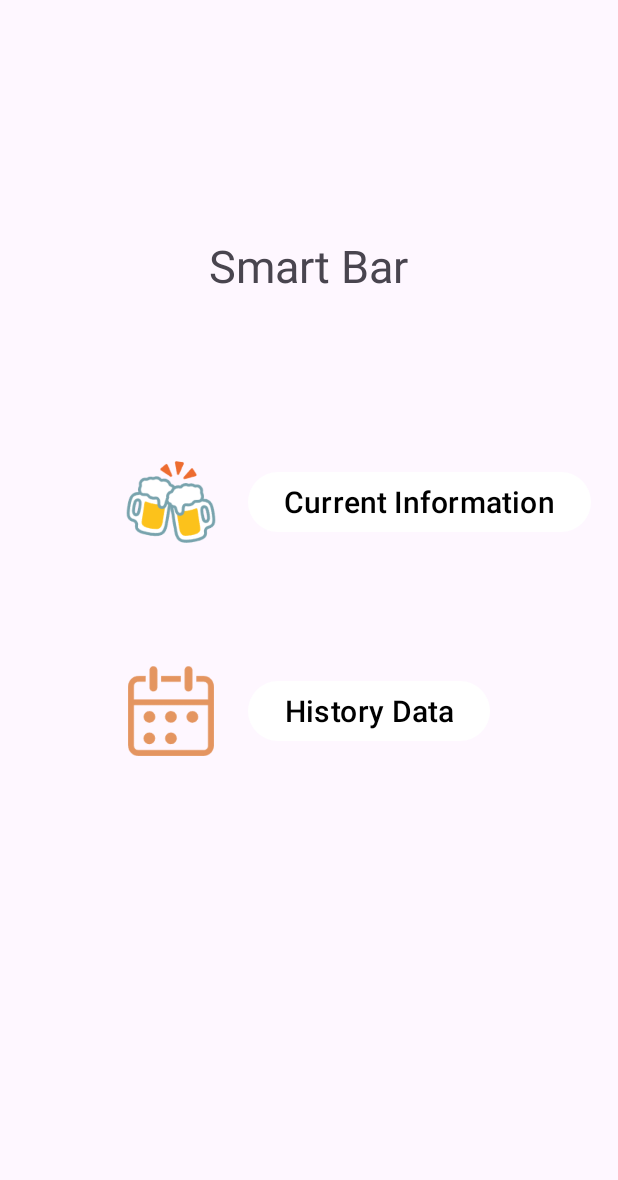
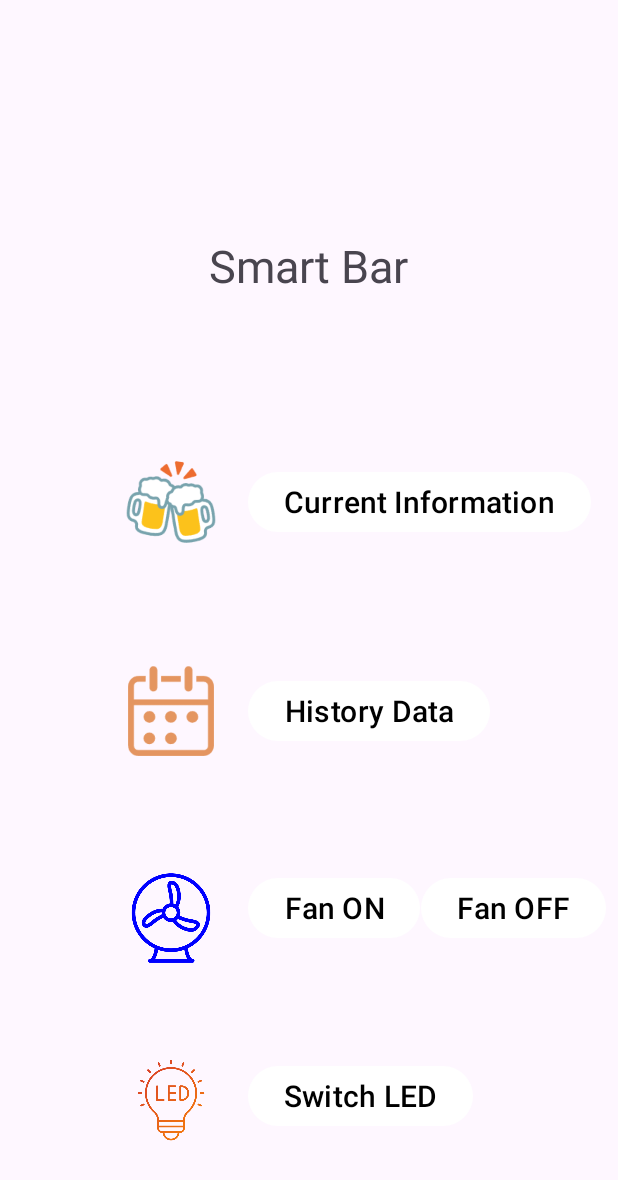
Before and after one commit to mengmengdm/ee2project, an Android app: the screen it shows after launch (MainActivity), on a phone screen of 412 x 824 dp. Shown: the top 1180 px of the screen. Run offline under Robolectric (Android 15) with nearby library versions, the phone set to English and light mode, and no system bars.

Commit message:
adding two buttons

```diff
--- a/app/src/main/java/com/example/myapplication/Geturl.java
+++ b/app/src/main/java/com/example/myapplication/Geturl.java
@@ -11,7 +11,7 @@ import com.google.gson.Gson;
 
 public class Geturl {
     public static Response getRespone(final String url) {
-        // 在新线程中执行网络请求
+        // get http in a new thread
         final Response[] response = {null};
         new Thread(new Runnable() {
             @Override
@@ -29,10 +29,10 @@ public class Geturl {
             }
         }).start();
 
-        // 等待响应完成
+        // wait for the previous works are done
         while (response[0] == null) {
             try {
-                Thread.sleep(100); // 等待100毫秒
+                Thread.sleep(100); // wait
             } catch (InterruptedException e) {
                 e.printStackTrace();
             }
@@ -54,7 +54,7 @@ public class Geturl {
                 e.printStackTrace();
             }
         } else {
-            // 处理请求失败的情况
+            // http request failed
             Log.e("HTTP_ERROR", "Unexpected code " + response);
         }
         return null;
--- a/app/src/main/java/com/example/myapplication/MainActivity.java
+++ b/app/src/main/java/com/example/myapplication/MainActivity.java
@@ -27,6 +27,9 @@ public class MainActivity extends AppCompatActivity {
 
         Button mybutton1 = findViewById(R.id.button_go_to_current);
         Button mybutton2 = findViewById(R.id.button_go_to_history);
+        Button mybutton3 = findViewById(R.id.fanon);
+        Button mybutton4 = findViewById(R.id.fanoff);
+        Button mybutton5 = findViewById(R.id.switchled);
         // listening on button1
         mybutton1.setOnClickListener(new View.OnClickListener() {
             @Override
@@ -45,5 +48,24 @@ public class MainActivity extends AppCompatActivity {
                 startActivity(intent);
             }
         });
+
+        mybutton3.setOnClickListener(new View.OnClickListener() {
+            @Override
+            public void onClick(View v) {
+                Geturl.getRespone("https://studev.groept.be/api/a23ib2c03/update_fan/1");
+            }
+        });
+        mybutton4.setOnClickListener(new View.OnClickListener() {
+            @Override
+            public void onClick(View v) {
+                Geturl.getRespone("https://studev.groept.be/api/a23ib2c03/update_fan/0");
+            }
+        });
+        mybutton5.setOnClickListener(new View.OnClickListener() {
+            @Override
+            public void onClick(View v) {
+                Geturl.getRespone("https://studev.groept.be/api/a23ib2c03/update_fan/0");
+            }
+        });
     }
 }
--- a/app/src/main/java/com/example/myapplication/activity_current_information.java
+++ b/app/src/main/java/com/example/myapplication/activity_current_information.java
@@ -55,7 +55,7 @@ public class activity_current_information extends AppCompatActivity {
                 people_value.setText(dataArray[0].getPeople());
                 noise_value.setText(dataArray[0].getSound());
                 // delay 5s and refresh again
-                mHandler.postDelayed(this, 5000);
+                mHandler.postDelayed(this, 2000);
             }
         };
         mHandler.post(mRunnable);
--- a/app/src/main/res/layout/activity_current_information2.xml
+++ b/app/src/main/res/layout/activity_current_information2.xml
@@ -127,8 +127,8 @@
 
     <TextView
         android:id="@+id/temperature_value"
-        android:layout_width="78dp"
-        android:layout_height="27dp"
+        android:layout_width="wrap_content"
+        android:layout_height="wrap_content"
         android:layout_marginTop="5dp"
         android:text="0"
         android:textSize="20dp"
@@ -138,8 +138,8 @@
 
     <TextView
         android:id="@+id/humidity_value"
-        android:layout_width="58dp"
-        android:layout_height="33dp"
+        android:layout_width="wrap_content"
+        android:layout_height="wrap_content"
         android:text="30"
         android:textSize="20dp"
         app:layout_constraintTop_toBottomOf="@id/humiditytext"
@@ -151,7 +151,7 @@
         android:id="@+id/noise_value"
         android:layout_width="wrap_content"
         android:layout_height="wrap_content"
-        android:text="noisy"
+        android:text="56.2"
         android:textSize="20dp"
         app:layout_constraintTop_toBottomOf="@id/noisetext"
         app:layout_constraintStart_toStartOf="@id/nrOfPeople"
--- a/app/src/main/res/layout/activity_main.xml
+++ b/app/src/main/res/layout/activity_main.xml
@@ -36,6 +36,47 @@
         app:layout_constraintBottom_toBottomOf="parent"
         app:layout_constraintVertical_bias="0.3"/>
 
+    <Button
+        android:id="@+id/fanon"
+        android:layout_width="wrap_content"
+        android:layout_height="wrap_content"
+        android:text="Fan ON"
+        android:textColor="#000000"
+        android:textSize="20dp"
+        app:backgroundTint="#FFFFFF"
+        app:layout_constraintStart_toStartOf="@+id/button_go_to_history"
+        app:layout_constraintTop_toBottomOf="@+id/button_go_to_history"
+        app:layout_constraintBottom_toBottomOf="parent"
+        app:layout_constraintVertical_bias="0.3"/>
+
+    <Button
+        android:id="@+id/fanoff"
+        android:layout_width="wrap_content"
+        android:layout_height="wrap_content"
+        android:text="Fan OFF"
+        android:textColor="#000000"
+        android:textSize="20dp"
+        app:backgroundTint="#FFFFFF"
+        app:layout_constraintStart_toEndOf="@+id/fanon"
+        app:layout_constraintEnd_toEndOf="parent"
+        app:layout_constraintHorizontal_bias="0.1"
+        app:layout_constraintTop_toBottomOf="@+id/button_go_to_history"
+        app:layout_constraintBottom_toBottomOf="parent"
+        app:layout_constraintVertical_bias="0.3"/>
+
+    <Button
+        android:id="@+id/switchled"
+        android:layout_width="wrap_content"
+        android:layout_height="wrap_content"
+        android:text="Switch LED"
+        android:textColor="#000000"
+        android:textSize="20dp"
+        app:backgroundTint="#FFFFFF"
+        app:layout_constraintStart_toStartOf="@+id/fanon"
+        app:layout_constraintHorizontal_bias="0.1"
+        app:layout_constraintTop_toTopOf="@+id/led"
+        app:layout_constraintBottom_toBottomOf="@id/led"
+        app:layout_constraintVertical_bias="0.3"/>
 
     <TextView
         android:layout_width="wrap_content"
@@ -72,6 +113,28 @@
         app:layout_constraintHorizontal_bias="0.8"
          />
 
+    <ImageView
+        android:id="@+id/fan"
+        android:layout_width="60dp"
+        android:layout_height="60dp"
+        android:src="@drawable/fan"
+        app:layout_constraintStart_toStartOf="@+id/Calendar"
+        app:layout_constraintTop_toBottomOf="@id/Calendar"
+        app:layout_constraintBottom_toBottomOf="parent"
+        app:layout_constraintVertical_bias="0.3"
+        app:tint="@color/blue"
+        />
+    <ImageView
+        android:id="@+id/led"
+        android:layout_width="60dp"
+        android:layout_height="60dp"
+        android:src="@drawable/led"
+        app:layout_constraintStart_toStartOf="@+id/Calendar"
+        app:layout_constraintTop_toBottomOf="@id/fan"
+        app:layout_constraintBottom_toBottomOf="parent"
+        app:layout_constraintVertical_bias=".5"
+        />
+
 
 
 
```
Also changed, not shown: app/src/main/res/drawable/fan.png (added), app/src/main/res/drawable/led.png (added).
